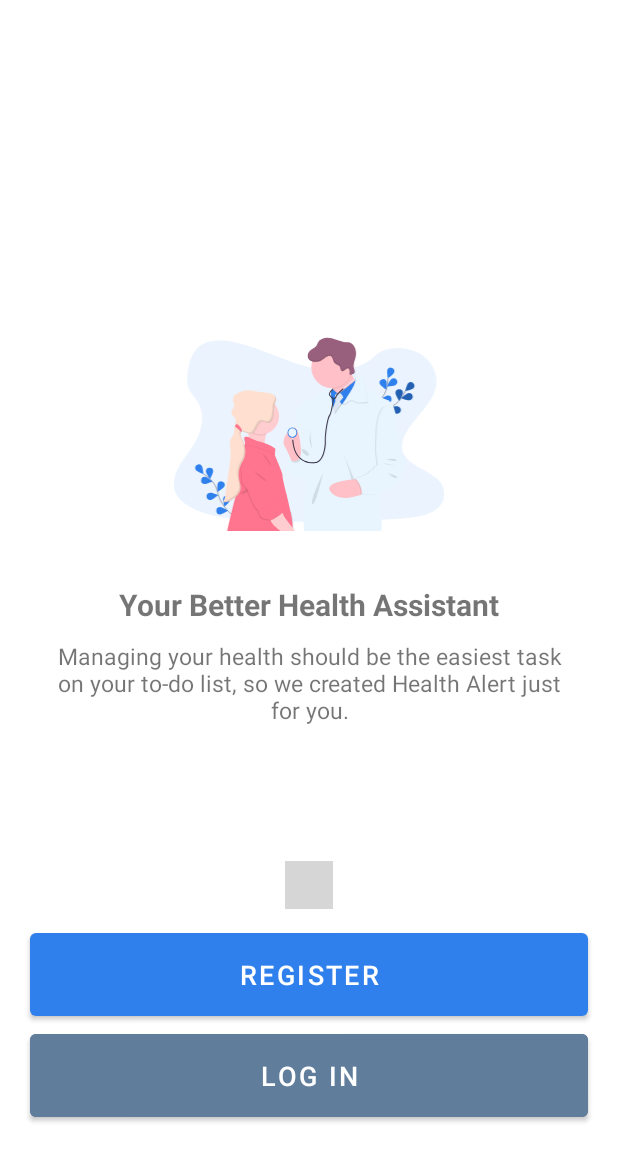
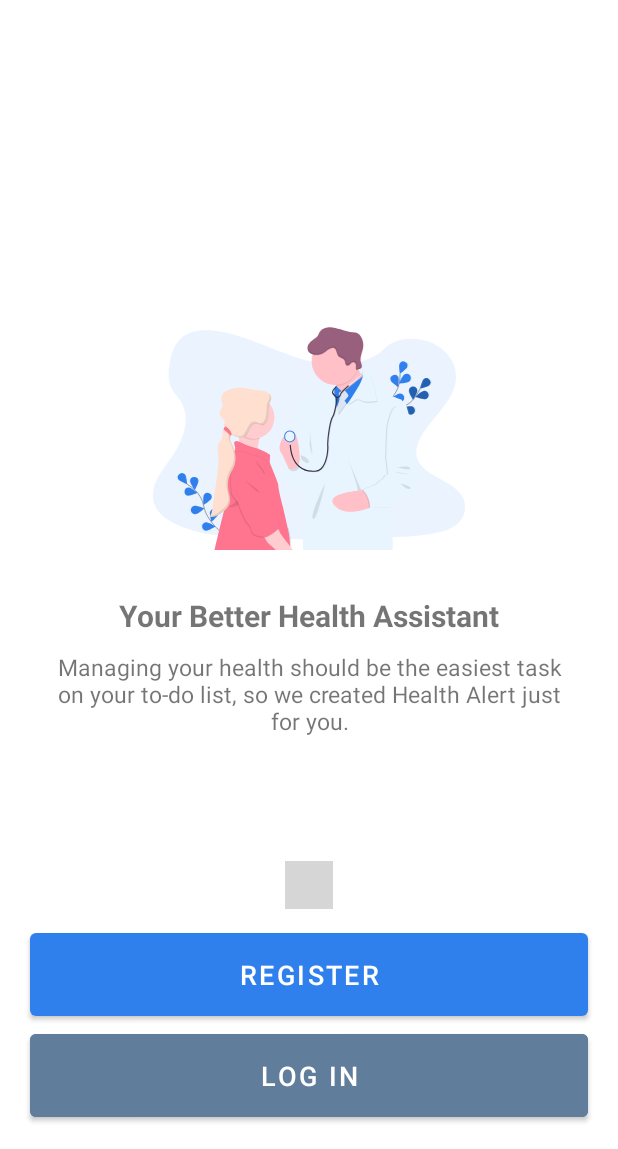
Before and after one commit to Davidson015/HealthAlertApp, an Android app: the screen it shows after launch (MainActivity), on a phone screen of 412 x 824 dp, the part 87-1236 px from its top. Run offline under Robolectric (Android 15) with nearby library versions, the phone set to English and light mode, and no system bars; libraries missing offline, so code that uses them is left out: com.tbuonomo.viewpagerdotsindicator; plain views replace WormDotsIndicator; 2 statements that could not run were skipped; grey boxes are pictures that could not be loaded.

Commit message:
Fix(introSlide): fixed some responsiveness

```diff
--- a/app/src/main/res/layout/intro_slide.xml
+++ b/app/src/main/res/layout/intro_slide.xml
@@ -9,9 +9,9 @@
     <ImageView
         android:id="@+id/img_view"
         android:layout_width="wrap_content"
-        android:layout_height="130sp"
+        android:layout_height="150sp"
         android:layout_centerInParent="true"
-        android:layout_marginBottom="35dp"
+        android:layout_marginBottom="30sp"
         android:adjustViewBounds="true"
         android:contentDescription="@string/services_of_health_alert"
         tools:showIn="navigation_view" />
```
